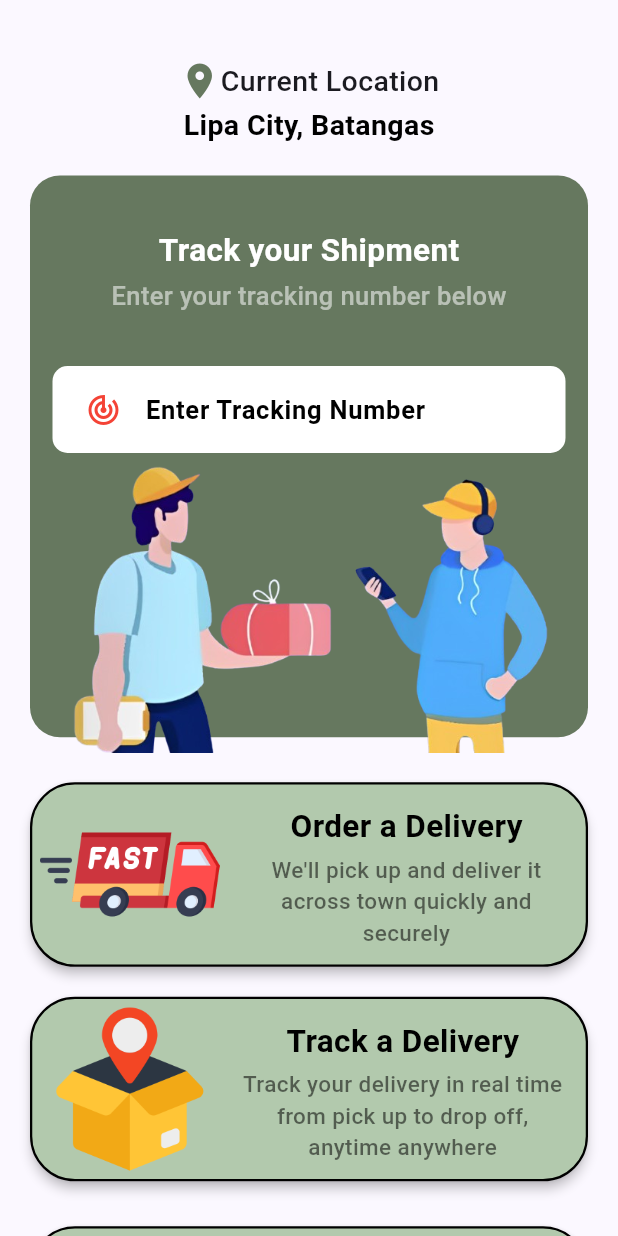
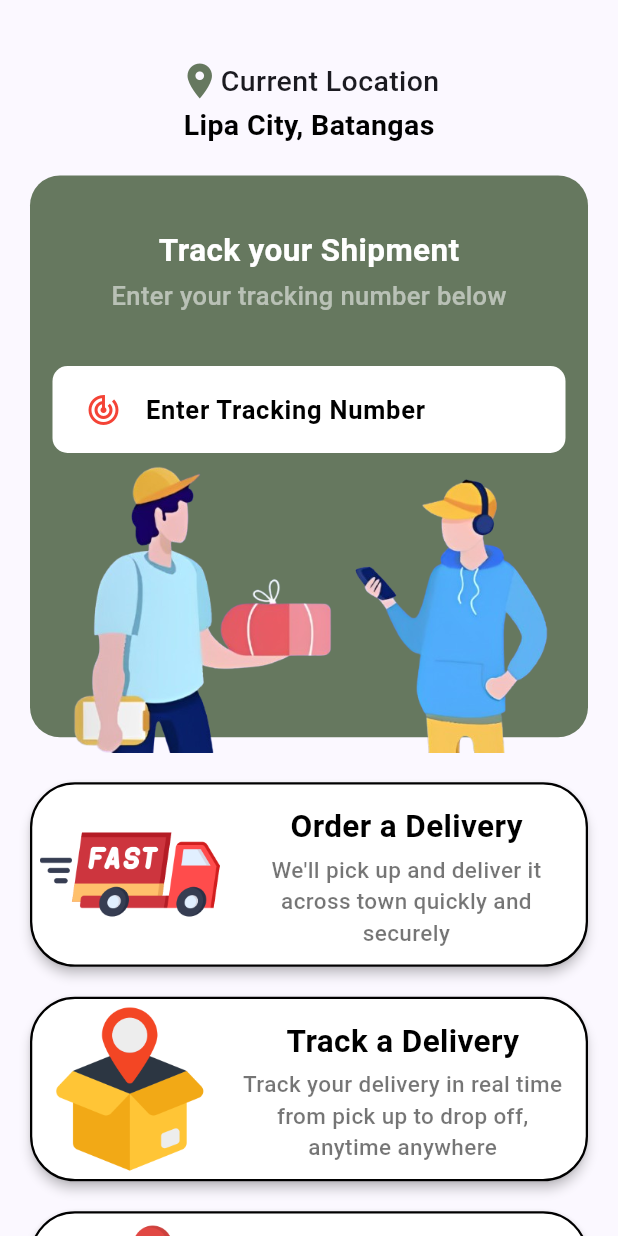
Before and after one commit to DreiwanabeTexh/Padala_App, a Flutter app: the Home screen opened directly, on a phone screen of 412 x 824 dp. Run offline on Flutter 3.47's test engine with Material 3 defaults, Android fonts, the phone set to English and light mode, and no system bars; our stand-ins replace curved_navigation_bar, firebase_core; accounts and stored records are empty.

```diff
--- a/lib/pages/home.dart
+++ b/lib/pages/home.dart
@@ -1,5 +1,9 @@
 import 'package:flutter/material.dart';
 import 'package:padala_app/service/widget_support.dart';
+import 'package:padala_app/pages/order.dart';
+import 'package:padala_app/pages/profile.dart';
+import 'package:padala_app/pages/poster.dart';
+import 'package:padala_app/pages/bottomnavbar.dart';
 
 class Home extends StatefulWidget {
   const Home({super.key});
@@ -86,7 +90,7 @@ class _HomeState extends State<Home> {
                   child: Container(
                     width: MediaQuery.of(context).size.width,
                     decoration: BoxDecoration(
-                      color: Color(0XFFB2C9AD),
+                      color:  Color.fromARGB(255, 255, 255, 255),
                       borderRadius: BorderRadius.circular(30),
                       border: Border.all(color: Color.fromARGB(255, 0, 0, 0), width: 1.5)
                     ),
@@ -125,7 +129,7 @@ class _HomeState extends State<Home> {
                   child: Container(
                     width: MediaQuery.of(context).size.width,
                     decoration: BoxDecoration(
-                      color: Color(0XFFB2C9AD),
+                      color: Color.fromARGB(255, 255, 255, 255),
                       borderRadius: BorderRadius.circular(30),
                       border: Border.all(color: Color.fromARGB(255, 0, 0, 0), width: 1.5)
                     ),
@@ -156,7 +160,7 @@ class _HomeState extends State<Home> {
                 )
               ),
 
-              SizedBox(height: 30,),
+              SizedBox(height: 20,),
               Container(
                 margin: EdgeInsets.symmetric(horizontal: 20),
                 child: Material(
@@ -165,7 +169,7 @@ class _HomeState extends State<Home> {
                   child: Container(
                     width: MediaQuery.of(context).size.width,
                     decoration: BoxDecoration(
-                      color: Color(0XFFB2C9AD),
+                      color: Color.fromARGB(255, 255, 255, 255),
                       borderRadius: BorderRadius.circular(30),
                       border: Border.all(color: Color.fromARGB(255, 0, 0, 0), width: 1.5)
                     ),
@@ -194,7 +198,7 @@ class _HomeState extends State<Home> {
 
                 )
               ),
-              SizedBox(height: 30,),
+              SizedBox(height: 90,),
 
             ],
 
--- a/lib/pages/poster.dart
+++ b/lib/pages/poster.dart
@@ -250,7 +250,7 @@ class _PosterState extends State<Poster> {
                       ]
                     )
                   ),
-                  SizedBox(height: 55,),
+                  SizedBox(height: 85,),
                 ],),
               ),
             ),
```
Also changed, not shown: lib/main.dart (+6 -2 lines), lib/pages/bottomnavbar.dart (added, +61 -0 lines), lib/pages/order.dart (added, +15 -0 lines), lib/pages/profile.dart (added, +15 -0 lines), pubspec.yaml (+5 -3 lines), pubspec.lock, 6 other files.
